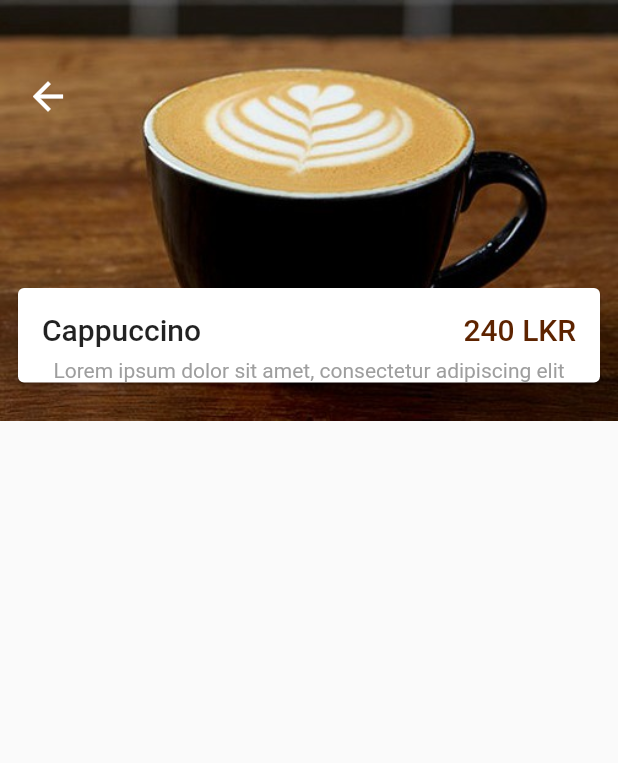
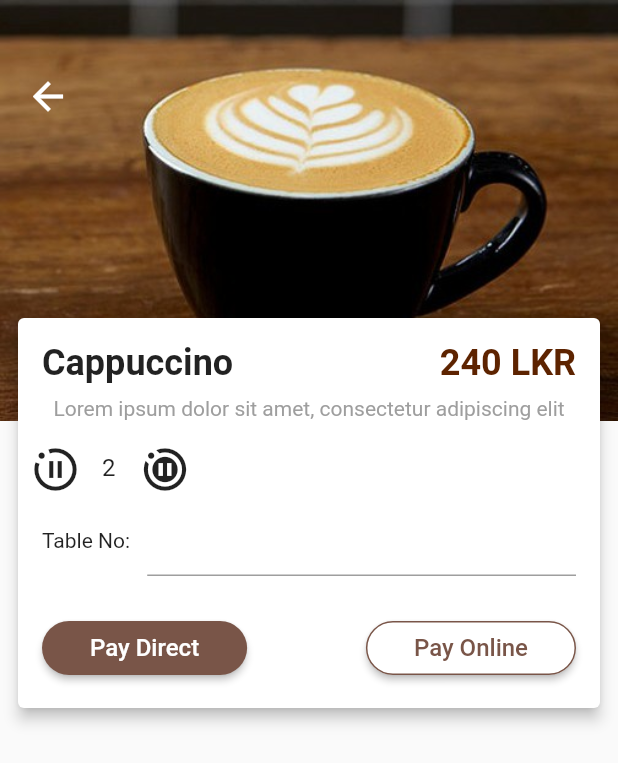
Before and after one commit to SithumDilanga/Coffee-Shop-App, a Flutter app: the screen it shows once a user with an empty profile is signed in, after a tap on "Cappucino", on a phone screen of 412 x 824 dp. Shown: the top 763 px of the screen. Run offline on Flutter 3.47's test engine with Material 2 defaults, Android fonts, the phone set to English and light mode, and no system bars; our stand-ins replace firebase_auth, firebase_core, flutter_spinkit, fluttertoast, hexcolor; accounts and stored records are empty.

Commit message:
coffee item

```diff
--- a/lib/items/coffee_item_page.dart
+++ b/lib/items/coffee_item_page.dart
@@ -31,8 +31,9 @@ class _CoffeeItemState extends State<CoffeeItem> {
                     ),
                   ),
                 ),
-                SizedBox(height: 100),
+                SizedBox(height: 120),
                 Card(
+                  elevation: 4,
                   child: Column(
                     children: <Widget> [
                       Padding(
@@ -40,9 +41,9 @@ class _CoffeeItemState extends State<CoffeeItem> {
                         child: Row(
                           mainAxisAlignment: MainAxisAlignment.spaceBetween,
                           children: <Widget> [
-                            Text('Cappuccino', style: TextStyle(fontSize: 20.0, fontWeight: FontWeight.w500),),
+                            Text('Cappuccino', style: TextStyle(fontSize: 24.0, fontWeight: FontWeight.w700),),
 
-                            Text('240 LKR',style: TextStyle(fontSize: 20.0, fontWeight: FontWeight.w500, color: HexColor('#5D2300')),),
+                            Text('240 LKR',style: TextStyle(fontSize: 24.0, fontWeight: FontWeight.w700, color: HexColor('#5D2300')),),
                           ]
                         ),
                       ),
@@ -50,6 +51,81 @@ class _CoffeeItemState extends State<CoffeeItem> {
                         padding: const EdgeInsets.only(left: 16.0, right: 16.0),
                         child: Text('Lorem ipsum dolor sit amet, consectetur adipiscing elit', style: TextStyle(fontSize: 14.0, color: Colors.grey),),
                       ),
+                      SizedBox(height: 8.0),
+                      Row(
+                        children: <Widget>[
+                          IconButton(
+                            icon: Icon(Icons.motion_photos_paused, size: 34.0,),
+                            onPressed: () {},
+                          ),
+                          SizedBox(width: 8.0),
+                          Text('2',style: TextStyle(fontSize: 16.0),),
+                          SizedBox(width: 8.0),
+                          IconButton(
+                            icon: Icon(Icons.motion_photos_pause, size: 34.0,),
+                            onPressed: () {},
+                          )
+                        ]
+                      ),
+                      Padding(
+                        padding: const EdgeInsets.only(left: 16.0, right: 16.0,),
+                        child: Row(
+                          children: <Widget> [
+                            Text('Table No: '),
+                            SizedBox(width: 8.0),
+                            Expanded(
+                              child: TextFormField(      // email field
+                                cursorColor: Colors.brown[500],
+                                decoration: InputDecoration(
+                                  focusedBorder: UnderlineInputBorder(
+                                    borderSide: BorderSide(color: Colors.brown[500])
+                                  ),
+                                //hintText: 'Enter your Email'
+                                ),
+                                // validation
+                                validator: (email) => email.isEmpty ? 'Enter the email' : null,
+                                onChanged: (emailInput) {
+                                setState(() {
+                                  // email = emailInput;
+                                });
+                              },
+                            ),
+                            ),
+                          ]
+                        ),
+                      ),
+                      SizedBox(height: 24.0),
+                      Padding(
+                        padding: const EdgeInsets.only(left: 16.0, right: 16.0, bottom: 16.0),
+                        child: Row(
+                          mainAxisAlignment: MainAxisAlignment.spaceBetween,
+                          children: <Widget> [
+                            RaisedButton(
+                              color: Colors.brown,
+                              child: Padding(
+                                padding: const EdgeInsets.fromLTRB(16.0, 8.0, 16.0, 8.0),
+                                child: Text('Pay Direct', style: TextStyle(color: Colors.white, fontSize: 16.0),),
+                              ),
+                              shape: RoundedRectangleBorder(
+                                borderRadius: BorderRadius.circular(35.0)
+                              ),
+                              onPressed: () {},
+                            ),
+                            RaisedButton(
+                              color: Colors.white,
+                              child: Padding(
+                                padding: const EdgeInsets.fromLTRB(16.0, 8.0, 16.0, 8.0),
+                                child: Text('Pay Online', style: TextStyle(color: Colors.brown, fontSize: 16.0), ),
+                              ),
+                              shape: RoundedRectangleBorder(
+                                borderRadius: BorderRadius.circular(35.0),
+                                side: BorderSide(color: Colors.brown)
+                              ),
+                              onPressed: () {},
+                            ),
+                          ]
+                        ),
+                      )
                     ]
                   ),
                 )
```
